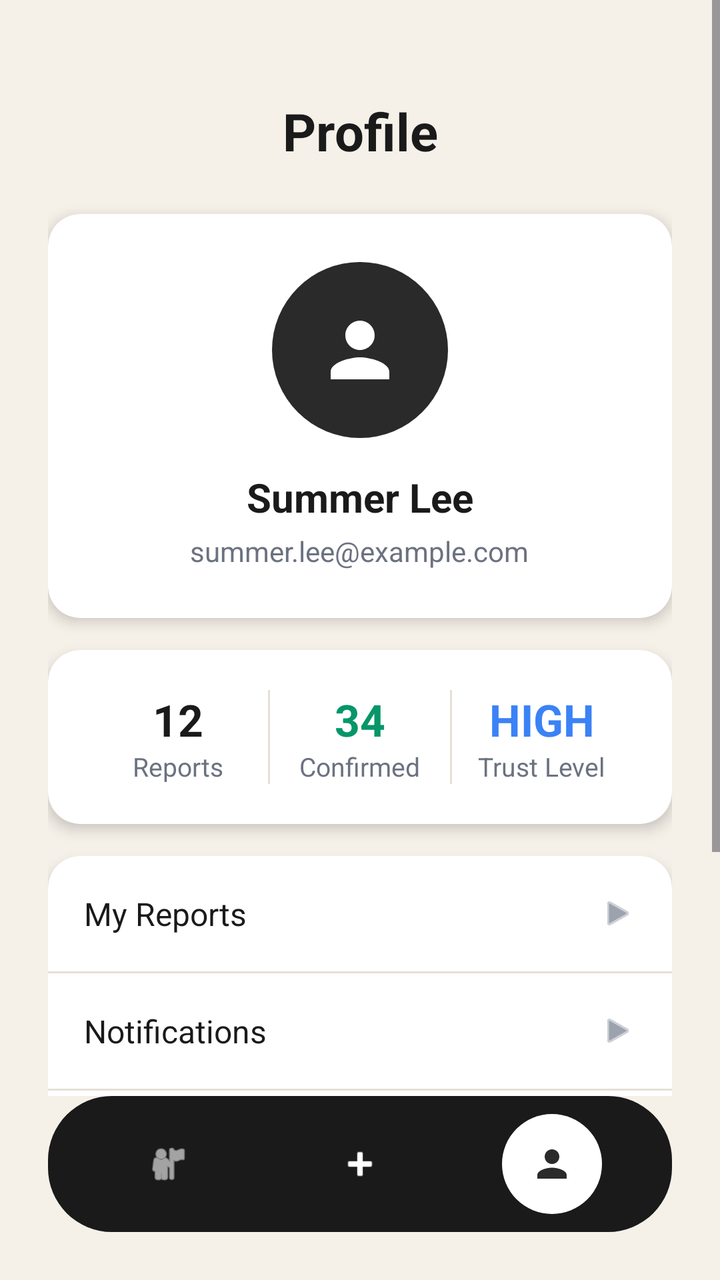
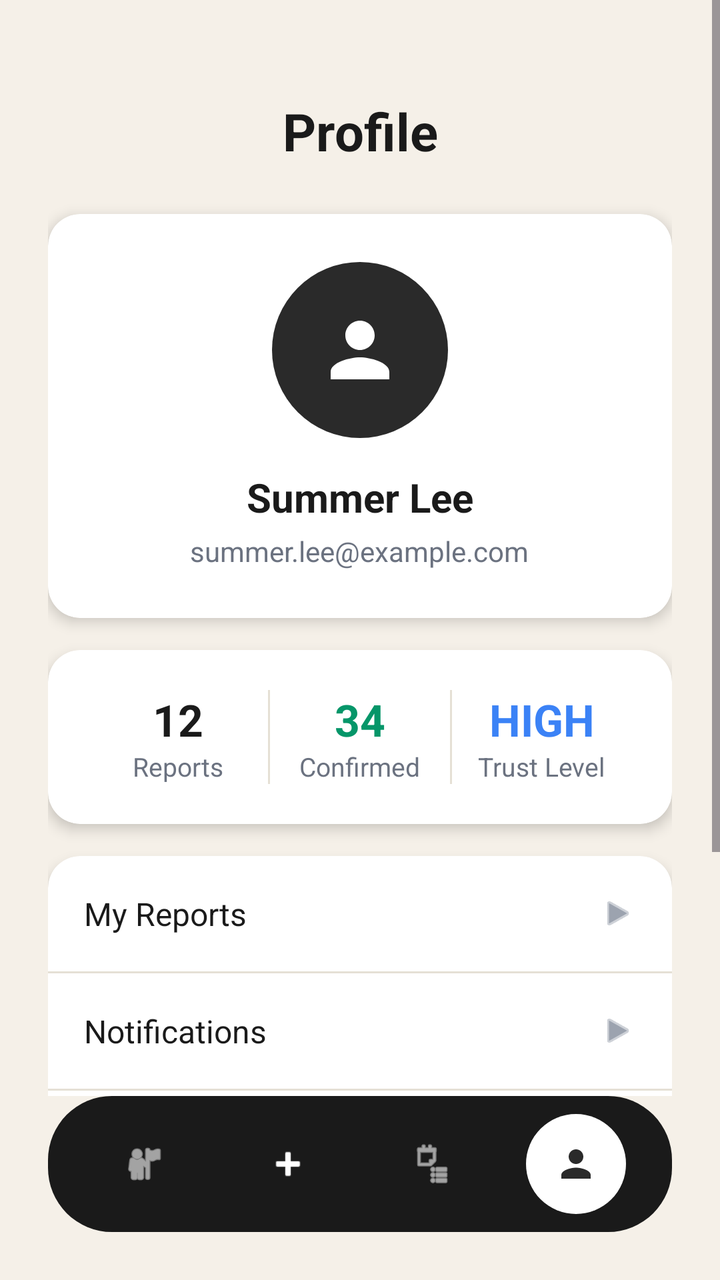

Screens rendered from an Android XML layout before and after an edit, with the pre-edit source and the edit as a unified diff.
<!-- AndroidManifest.xml: application theme Theme.Hackathon -->
<!-- res/layout/activity_profile.xml -->
<?xml version="1.0" encoding="utf-8"?>
<LinearLayout xmlns:android="http://schemas.android.com/apk/res/android"
    xmlns:app="http://schemas.android.com/apk/res-auto"
    android:layout_width="match_parent"
    android:layout_height="match_parent"
    android:orientation="vertical"
    android:background="#F5F0E8">

    
    <ScrollView
        android:layout_width="match_parent"
        android:layout_height="0dp"
        android:layout_weight="1">

        <LinearLayout
            android:layout_width="match_parent"
            android:layout_height="wrap_content"
            android:orientation="vertical"
            android:padding="24dp">

            
            <TextView
                android:layout_width="match_parent"
                android:layout_height="wrap_content"
                android:text="Profile"
                android:textSize="26sp"
                android:textStyle="bold"
                android:textColor="#1A1A1A"
                android:gravity="center"
                android:layout_marginTop="24dp"
                android:layout_marginBottom="24dp" />

            
            <androidx.cardview.widget.CardView
                android:layout_width="match_parent"
                android:layout_height="wrap_content"
                app:cardCornerRadius="16dp"
                app:cardElevation="4dp"
                android:layout_marginBottom="16dp">

                <LinearLayout
                    android:layout_width="match_parent"
                    android:layout_height="wrap_content"
                    android:orientation="vertical"
                    android:gravity="center"
                    android:padding="24dp">

                    <androidx.cardview.widget.CardView
                        android:layout_width="88dp"
                        android:layout_height="88dp"
                        app:cardCornerRadius="44dp"
                        app:cardElevation="0dp"
                        android:layout_marginBottom="16dp">

                        <ImageView
                            android:id="@+id/avatarImage"
                            android:layout_width="match_parent"
                            android:layout_height="match_parent"
                            android:background="#2A2A2A"
                            android:padding="22dp"
                            android:src="@drawable/ic_profile"
                            app:tint="#FFFFFF"
                            android:scaleType="fitCenter"
                            android:contentDescription="Profile photo" />

                    </androidx.cardview.widget.CardView>

                    <TextView
                        android:id="@+id/nameText"
                        android:layout_width="wrap_content"
                        android:layout_height="wrap_content"
                        android:text="Summer Lee"
                        android:textSize="20sp"
                        android:textStyle="bold"
                        android:textColor="#1A1A1A"
                        android:layout_marginBottom="4dp" />

                    <TextView
                        android:id="@+id/emailText"
                        android:layout_width="wrap_content"
                        android:layout_height="wrap_content"
                        android:text="summer.lee@example.com"
                        android:textSize="14sp"
                        android:textColor="#6B7280" />

                </LinearLayout>
            </androidx.cardview.widget.CardView>

            
            <androidx.cardview.widget.CardView
                android:layout_width="match_parent"
                android:layout_height="wrap_content"
                app:cardCornerRadius="16dp"
                app:cardElevation="4dp"
                android:layout_marginBottom="16dp">

                <LinearLayout
                    android:layout_width="match_parent"
                    android:layout_height="wrap_content"
                    android:orientation="horizontal"
                    android:padding="20dp">

                    <LinearLayout
                        android:layout_width="0dp"
                        android:layout_height="wrap_content"
                        android:layout_weight="1"
                        android:orientation="vertical"
                        android:gravity="center">

                        <TextView
                            android:id="@+id/reportsCountText"
                            android:layout_width="wrap_content"
                            android:layout_height="wrap_content"
                            android:text="12"
                            android:textSize="22sp"
                            android:textStyle="bold"
                            android:textColor="#1A1A1A" />

                        <TextView
                            android:layout_width="wrap_content"
                            android:layout_height="wrap_content"
                            android:text="Reports"
                            android:textSize="13sp"
                            android:textColor="#6B7280" />
                    </LinearLayout>

                    <View
                        android:layout_width="1dp"
                        android:layout_height="match_parent"
                        android:background="#E5E0D5" />

                    <LinearLayout
                        android:layout_width="0dp"
                        android:layout_height="wrap_content"
                        android:layout_weight="1"
                        android:orientation="vertical"
                        android:gravity="center">

                        <TextView
                            android:id="@+id/confirmedCountText"
                            android:layout_width="wrap_content"
                            android:layout_height="wrap_content"
                            android:text="34"
                            android:textSize="22sp"
                            android:textStyle="bold"
                            android:textColor="#059669" />

                        <TextView
                            android:layout_width="wrap_content"
                            android:layout_height="wrap_content"
                            android:text="Confirmed"
                            android:textSize="13sp"
                            android:textColor="#6B7280" />
                    </LinearLayout>

                    <View
                        android:layout_width="1dp"
                        android:layout_height="match_parent"
                        android:background="#E5E0D5" />

                    <LinearLayout
                        android:layout_width="0dp"
                        android:layout_height="wrap_content"
                        android:layout_weight="1"
                        android:orientation="vertical"
                        android:gravity="center">

                        <TextView
                            android:id="@+id/trustScoreText"
                            android:layout_width="wrap_content"
                            android:layout_height="wrap_content"
                            android:text="HIGH"
                            android:textSize="22sp"
                            android:textStyle="bold"
                            android:textColor="#3B82F6" />

                        <TextView
                            android:layout_width="wrap_content"
                            android:layout_height="wrap_content"
                            android:text="Trust Level"
                            android:textSize="13sp"
                            android:textColor="#6B7280" />
                    </LinearLayout>

                </LinearLayout>
            </androidx.cardview.widget.CardView>

            
            <androidx.cardview.widget.CardView
                android:layout_width="match_parent"
                android:layout_height="wrap_content"
                app:cardCornerRadius="16dp"
                app:cardElevation="4dp"
                android:layout_marginBottom="16dp">

                <LinearLayout
                    android:layout_width="match_parent"
                    android:layout_height="wrap_content"
                    android:orientation="vertical">

                    <LinearLayout
                        android:id="@+id/myReportsRow"
                        android:layout_width="match_parent"
                        android:layout_height="wrap_content"
                        android:orientation="horizontal"
                        android:gravity="center_vertical"
                        android:padding="18dp"
                        android:background="?attr/selectableItemBackground">

                        <TextView
                            android:layout_width="0dp"
                            android:layout_height="wrap_content"
                            android:layout_weight="1"
                            android:text="My Reports"
                            android:textSize="16sp"
                            android:textColor="#1A1A1A" />

                        <ImageView
                            android:layout_width="18dp"
                            android:layout_height="18dp"
                            android:src="@android:drawable/ic_media_play"
                            app:tint="#9CA3AF"
                            android:contentDescription="Go" />
                    </LinearLayout>

                    <View
                        android:layout_width="match_parent"
                        android:layout_height="1dp"
                        android:background="#E5E0D5" />

                    <LinearLayout
                        android:id="@+id/notificationsRow"
                        android:layout_width="match_parent"
                        android:layout_height="wrap_content"
                        android:orientation="horizontal"
                        android:gravity="center_vertical"
                        android:padding="18dp"
                        android:background="?attr/selectableItemBackground">

                        <TextView
                            android:layout_width="0dp"
                            android:layout_height="wrap_content"
                            android:layout_weight="1"
                            android:text="Notifications"
                            android:textSize="16sp"
                            android:textColor="#1A1A1A" />

                        <ImageView
                            android:layout_width="18dp"
                            android:layout_height="18dp"
                            android:src="@android:drawable/ic_media_play"
                            app:tint="#9CA3AF"
                            android:contentDescription="Go" />
                    </LinearLayout>

                    <View
                        android:layout_width="match_parent"
                        android:layout_height="1dp"
                        android:background="#E5E0D5" />

                    <LinearLayout
                        android:id="@+id/settingsRow"
                        android:layout_width="match_parent"
                        android:layout_height="wrap_content"
                        android:orientation="horizontal"
                        android:gravity="center_vertical"
                        android:padding="18dp"
                        android:background="?attr/selectableItemBackground">

                        <TextView
                            android:layout_width="0dp"
                            android:layout_height="wrap_content"
                            android:layout_weight="1"
                            android:text="Settings"
                            android:textSize="16sp"
                            android:textColor="#1A1A1A" />

                        <ImageView
                            android:layout_width="18dp"
                            android:layout_height="18dp"
                            android:src="@android:drawable/ic_media_play"
                            app:tint="#9CA3AF"
                            android:contentDescription="Go" />
                    </LinearLayout>

                </LinearLayout>
            </androidx.cardview.widget.CardView>

            
            <com.google.android.material.button.MaterialButton
                android:id="@+id/logoutButton"
                android:layout_width="match_parent"
                android:layout_height="54dp"
                android:text="Log Out"
                android:textAllCaps="false"
                android:textSize="16sp"
                android:textColor="#DC2626"
                app:cornerRadius="27dp"
                style="@style/Widget.MaterialComponents.Button.OutlinedButton"
                app:strokeColor="#DC2626"
                android:layout_marginTop="8dp" />

        </LinearLayout>
    </ScrollView>

    
    <LinearLayout
        android:layout_width="match_parent"
        android:layout_height="68dp"
        android:layout_marginStart="24dp"
        android:layout_marginEnd="24dp"
        android:layout_marginBottom="24dp"
        android:orientation="horizontal"
        android:background="@drawable/navbar_pill_bg"
        android:paddingStart="12dp"
        android:paddingEnd="12dp"
        android:gravity="center_vertical">

        <FrameLayout
            android:id="@+id/navHome"
            android:layout_width="0dp"
            android:layout_height="50dp"
            android:layout_weight="1"
            android:layout_gravity="center">

            <View
                android:id="@+id/bubbleHome"
                android:layout_width="50dp"
                android:layout_height="50dp"
                android:layout_gravity="center"
                android:background="@drawable/nav_bubble"
                android:visibility="invisible" />

            <ImageView
                android:id="@+id/iconHome"
                android:layout_width="22dp"
                android:layout_height="22dp"
                android:layout_gravity="center"
                android:src="@android:drawable/ic_menu_myplaces"
                app:tint="#FFFFFF"
                android:contentDescription="Home" />
        </FrameLayout>

        <FrameLayout
            android:id="@+id/navReport"
            android:layout_width="0dp"
            android:layout_height="50dp"
            android:layout_weight="1"
            android:layout_gravity="center">

            <View
                android:id="@+id/bubbleReport"
                android:layout_width="50dp"
                android:layout_height="50dp"
                android:layout_gravity="center"
                android:background="@drawable/nav_bubble"
                android:visibility="invisible" />

            <ImageView
                android:id="@+id/iconReport"
                android:layout_width="22dp"
                android:layout_height="22dp"
                android:layout_gravity="center"
                android:src="@android:drawable/ic_input_add"
                app:tint="#FFFFFF"
                android:contentDescription="Report" />
        </FrameLayout>

        <FrameLayout
            android:id="@+id/navProfile"
            android:layout_width="0dp"
            android:layout_height="50dp"
            android:layout_weight="1"
            android:layout_gravity="center">

            <View
                android:id="@+id/bubbleProfile"
                android:layout_width="50dp"
                android:layout_height="50dp"
                android:layout_gravity="center"
                android:background="@drawable/nav_bubble"
                android:visibility="visible" />

            <ImageView
                android:id="@+id/iconProfile"
                android:layout_width="22dp"
                android:layout_height="22dp"
                android:layout_gravity="center"
                android:src="@drawable/ic_profile"
                app:tint="#2A2A2A"
                android:contentDescription="Profile" />
        </FrameLayout>

    </LinearLayout>

</LinearLayout>
<!-- resources referenced by this layout -->
<resources>
  <!-- drawable ic_profile (drawable) -->
  <?xml version="1.0" encoding="utf-8"?>
  <vector xmlns:android="http://schemas.android.com/apk/res/android"
      android:width="24dp"
      android:height="24dp"
      android:viewportWidth="24"
      android:viewportHeight="24">
      <path
          android:fillColor="#FF000000"
          android:pathData="M12,12c2.21,0 4,-1.79 4,-4s-1.79,-4 -4,-4 -4,1.79 -4,4 1.79,4 4,4zM12,14c-2.67,0 -8,1.34 -8,4v2h16v-2c0,-2.66 -5.33,-4 -8,-4z" />
  </vector>
  <!-- drawable nav_bubble (drawable) -->
  <?xml version="1.0" encoding="utf-8"?>
  <shape xmlns:android="http://schemas.android.com/apk/res/android"
      android:shape="oval">
      <solid android:color="#FFFFFF" />
  </shape>
  <!-- drawable navbar_pill_bg (drawable) -->
  <?xml version="1.0" encoding="utf-8"?>
  <shape xmlns:android="http://schemas.android.com/apk/res/android"
      android:shape="rectangle">
      <solid android:color="#1A1A1A" />
      <corners android:radius="32dp" />
  </shape>
  <style name="Theme.Hackathon" parent="Base.Theme.Hackathon" />
  <style name="Base.Theme.Hackathon" parent="Theme.Material3.DayNight.NoActionBar">
          
          
      </style>
</resources>

<!-- the commit's change to res/layout/activity_profile.xml (unified diff, before → after) -->
@@ -365,6 +365,30 @@
                 app:tint="#FFFFFF"
                 android:contentDescription="Report" />
         </FrameLayout>
+        <FrameLayout
+            android:id="@+id/navMyReports"
+            android:layout_width="0dp"
+            android:layout_height="50dp"
+            android:layout_weight="1"
+            android:layout_gravity="center">
+
+            <View
+                android:id="@+id/bubbleMyReports"
+                android:layout_width="50dp"
+                android:layout_height="50dp"
+                android:layout_gravity="center"
+                android:background="@drawable/nav_bubble"
+                android:visibility="invisible" />
+
+            <ImageView
+                android:id="@+id/iconMyReports"
+                android:layout_width="22dp"
+                android:layout_height="22dp"
+                android:layout_gravity="center"
+                android:src="@android:drawable/ic_menu_agenda"
+                app:tint="#FFFFFF"
+                android:contentDescription="My Reports" />
+        </FrameLayout>
 
         <FrameLayout
             android:id="@+id/navProfile"
